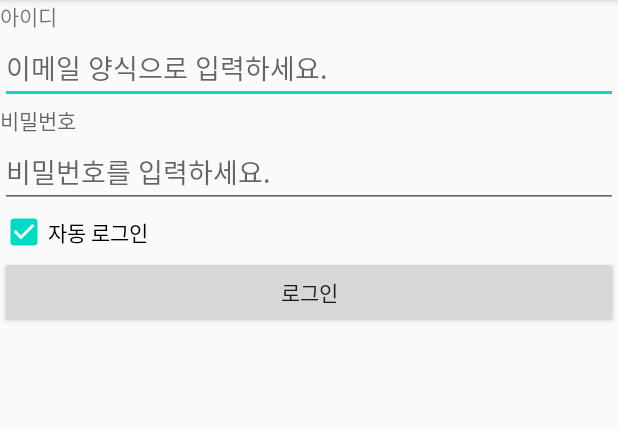
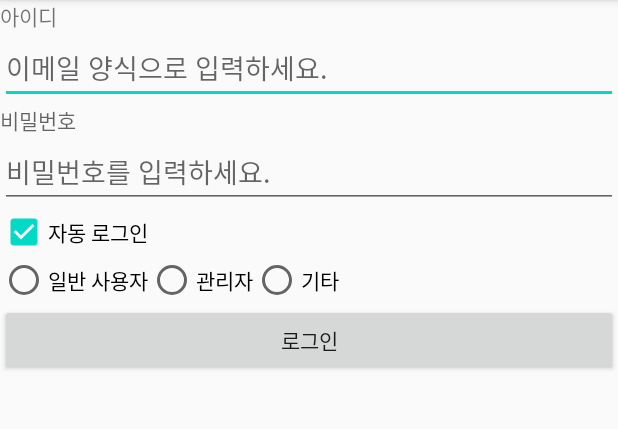
Before and after one commit to dani0907/UIPractice_20200520, an Android app: the screen it shows after launch (MainActivity), on a phone screen of 412 x 824 dp, the part 84-513 px from its top. Run offline under Robolectric (Android 15) with nearby library versions, the phone set to English and light mode, and no system bars.

Commit message:
라디오그룹/라디오버튼 체험

```diff
--- a/app/src/main/res/layout/activity_main.xml
+++ b/app/src/main/res/layout/activity_main.xml
@@ -31,6 +31,25 @@
         android:layout_height="wrap_content"
         android:text="자동 로그인"
         android:checked="true"/>
+    <RadioGroup
+        android:layout_width="match_parent"
+        android:layout_height="wrap_content"
+        android:orientation="horizontal">
+        <RadioButton
+            android:layout_width="wrap_content"
+            android:layout_height="wrap_content"
+            android:text="일반 사용자"/>
+        <RadioButton
+            android:layout_width="wrap_content"
+            android:layout_height="wrap_content"
+            android:text="관리자"/>
+        <RadioButton
+            android:layout_width="wrap_content"
+            android:layout_height="wrap_content"
+            android:text="기타"/>
+
+    </RadioGroup>
+
 
     <Button
         android:layout_width="match_parent"
```
